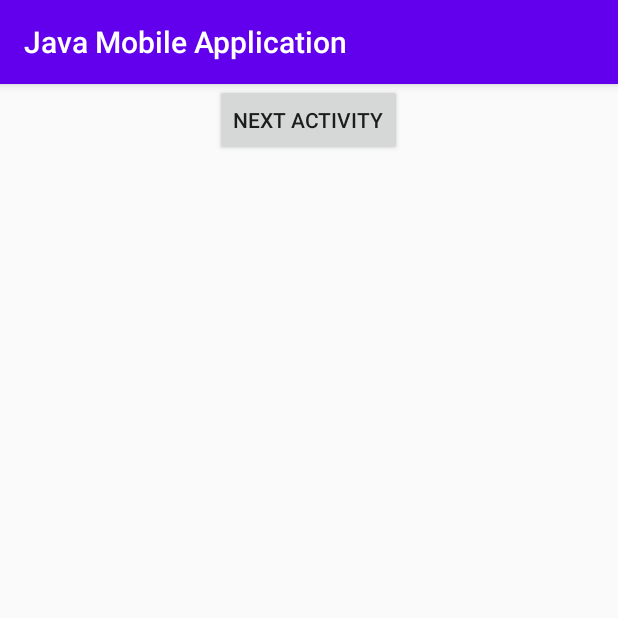
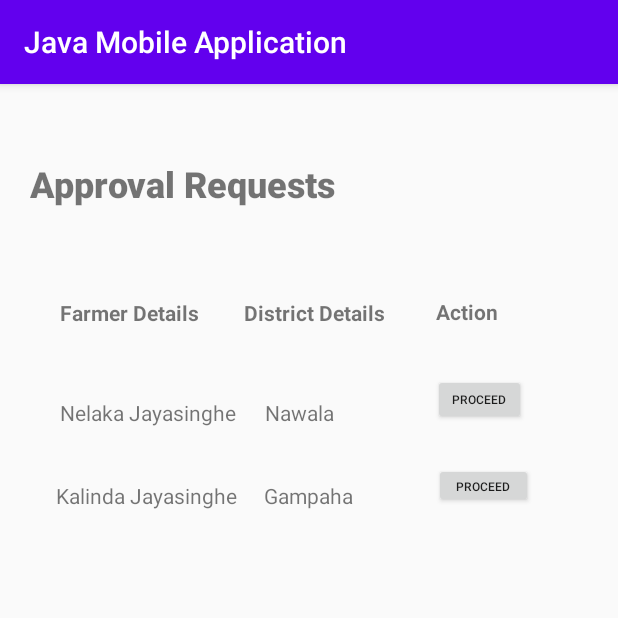
Before and after one commit to KalindaJ-debug/AIMS-Mobile-Application, an Android app: the screen it shows after launch (ApprovalMain), on a phone screen of 412 x 824 dp, the top half of it. Run offline under Robolectric (Android 15) with nearby library versions, the phone set to English and light mode, and no system bars.

Commit message:
Table Main Approval

```diff
--- a/app/src/main/java/com/example/javamobileapplication/ApprovalDescription.java
+++ b/app/src/main/java/com/example/javamobileapplication/ApprovalDescription.java
@@ -2,9 +2,12 @@ package com.example.javamobileapplication;
 
 import androidx.appcompat.app.AppCompatActivity;
 
+import android.content.Context;
 import android.content.Intent;
 import android.os.Bundle;
+import android.view.View;
 import android.widget.TextView;
+import android.widget.Toast;
 
 public class ApprovalDescription extends AppCompatActivity {
 
@@ -23,7 +26,31 @@ public class ApprovalDescription extends AppCompatActivity {
         harvest = (TextView) findViewById(R.id.txtHarvest);
 
         Intent intent = getIntent();
-//        String message = intent.getStringExtra(MainActivity.test);
-        farmerFirst.setText(intent.getStringExtra("test"));
+        farmerFirst.setText(intent.getStringExtra("farmerFirst"));
+        farmerLast.setText(intent.getStringExtra("farmerLast"));
+        district.setText(intent.getStringExtra("district"));
+        region.setText(intent.getStringExtra("region"));
+        submitDate.setText(intent.getStringExtra("submittedDate"));
+        harvest.setText(intent.getStringExtra("harvest"));
+    }
+
+    public void approve(View view){
+        showToast("Application Approved");
+        Intent intent = new Intent(this, ApprovalMain.class);
+        startActivity(intent);
+    }
+
+    public void decline(View view){
+        showToast("Application Declined");
+        Intent intent = new Intent(this, ApprovalMain.class);
+        startActivity(intent);
+    }
+
+    public void showToast(CharSequence text){
+        Context context = getApplicationContext();
+        int duration = Toast.LENGTH_SHORT;
+
+        Toast toast = Toast.makeText(context, text, duration);
+        toast.show();
     }
 }
--- a/app/src/main/java/com/example/javamobileapplication/ApprovalMain.java
+++ b/app/src/main/java/com/example/javamobileapplication/ApprovalMain.java
@@ -13,6 +13,7 @@ import android.view.View;
 public class ApprovalMain extends AppCompatActivity {
 
     private static Context context;
+    private SQLiteDatabase db;
 
     public static Context getAppContext() {
         return ApprovalMain.context;
@@ -24,8 +25,10 @@ public class ApprovalMain extends AppCompatActivity {
     @Override
     protected void onCreate(Bundle savedInstanceState) {
         super.onCreate(savedInstanceState);
+        setContentView(R.layout.activity_approval_main);
 
-//        SQLiteDatabase db = dbHelper.getWritableDatabase();
+        //dbHelper.onCreate(db);
+        //SQLiteDatabase db = dbHelper.getReadableDatabase();
 //
 //        // Create a new map of values, where column names are the keys
 //        ContentValues values = new ContentValues();
@@ -35,18 +38,41 @@ public class ApprovalMain extends AppCompatActivity {
 //        values.put(ApprovalDBHelper.Approval.COLUMN_NAME_REGION, "Region 1");
 //        values.put(ApprovalDBHelper.Approval.COLUMN_NAME_SUBMITTED_DATE, "01/08/2020");
 //        values.put(ApprovalDBHelper.Approval.COLUMN_NAME_HARVEST_AMOUNT, "23.45");
-//        values.put(ApprovalDBHelper.Approval.COLUMN_NAME_LAND, "68");
-//
 //
 //        // Insert the new row, returning the primary key value of the new row
 //        long newRowId = db.insert(ApprovalDBHelper.Approval.TABLE_NAME, null, values);
+    }
 
-        setContentView(R.layout.activity_approval_main);
+    public void proceedActivity1(View view) {
+        Intent intent = new Intent(this, ApprovalDescription.class);
+        intent.putExtra("farmerFirst", "Nelaka");
+        intent.putExtra("farmerLast", "Jayasinghe");
+        intent.putExtra("district", "Nawala");
+        intent.putExtra("region", "Region 1");
+        intent.putExtra("submittedDate", "06/09/2020");
+        intent.putExtra("harvest", "45.897");
+        startActivity(intent);
+    }
+
+    public void proceedActivity2(View view) {
+        Intent intent = new Intent(this, ApprovalDescription.class);
+        intent.putExtra("farmerFirst", "Kalinda");
+        intent.putExtra("farmerLast", "Jayasinghe");
+        intent.putExtra("district", "Gampaha");
+        intent.putExtra("region", "Region 2");
+        intent.putExtra("submittedDate", "05/12/2020");
+        intent.putExtra("harvest", "78.123");
+        startActivity(intent);
     }
 
     public void nextActivity(View view) {
         Intent intent = new Intent(this, ApprovalDescription.class);
-        intent.putExtra("test", "Test Value");
+        intent.putExtra("farmerFirst", "Nelaka");
+        intent.putExtra("farmerLast", "Jayasinghe");
+        intent.putExtra("district", "Nawala");
+        intent.putExtra("region", "Region 1");
+        intent.putExtra("submittedDate", "06/09/2020");
+        intent.putExtra("harvest", "45.897");
         startActivity(intent);
     }
 
--- a/app/src/main/res/layout/activity_approval_description.xml
+++ b/app/src/main/res/layout/activity_approval_description.xml
@@ -137,6 +137,7 @@
         android:layout_marginStart="60dp"
         android:layout_marginLeft="60dp"
         android:layout_marginBottom="90dp"
+        android:onClick="approve"
         android:text="@string/Approve"
         app:layout_constraintBottom_toBottomOf="parent"
         app:layout_constraintStart_toStartOf="parent" />
@@ -148,6 +149,7 @@
         android:layout_marginEnd="80dp"
         android:layout_marginRight="80dp"
         android:layout_marginBottom="90dp"
+        android:onClick="decline"
         android:text="@string/Deny"
         app:layout_constraintBottom_toBottomOf="parent"
         app:layout_constraintEnd_toEndOf="parent" />
--- a/app/src/main/res/layout/activity_approval_main.xml
+++ b/app/src/main/res/layout/activity_approval_main.xml
@@ -6,15 +6,123 @@
     android:layout_height="match_parent"
     tools:context=".ApprovalMain">
 
-    <Button
-        android:id="@+id/description"
+    <TextView
+        android:id="@+id/lblMain"
         android:layout_width="wrap_content"
         android:layout_height="wrap_content"
-        android:onClick="nextActivity"
-        android:text="Next Activity"
+        android:layout_marginStart="20dp"
+        android:layout_marginLeft="20dp"
+        android:layout_marginTop="50dp"
+        android:fontFamily="sans-serif-black"
+        android:text="@string/approval"
+        android:textSize="24sp"
+        app:layout_constraintStart_toStartOf="parent"
+        app:layout_constraintTop_toTopOf="parent" />
+
+    <TextView
+        android:id="@+id/lblFarmerDetails"
+        android:layout_width="wrap_content"
+        android:layout_height="wrap_content"
+        android:layout_marginStart="40dp"
+        android:layout_marginLeft="40dp"
+        android:layout_marginTop="60dp"
+        android:text="@string/farmer"
+        android:textStyle="bold"
+        app:layout_constraintStart_toStartOf="parent"
+        app:layout_constraintTop_toBottomOf="@+id/lblMain" />
+
+    <TextView
+        android:id="@+id/lblDistrictDetails"
+        android:layout_width="wrap_content"
+        android:layout_height="wrap_content"
+        android:layout_marginStart="30dp"
+        android:layout_marginLeft="30dp"
+        android:layout_marginTop="60dp"
+        android:text="@string/districtTable"
+        android:textStyle="bold"
+        app:layout_constraintStart_toEndOf="@+id/lblFarmerDetails"
+        app:layout_constraintTop_toBottomOf="@+id/lblMain" />
+
+    <TextView
+        android:id="@+id/lblAction"
+        android:layout_width="wrap_content"
+        android:layout_height="wrap_content"
+        android:layout_marginTop="142dp"
+        android:layout_marginEnd="80dp"
+        android:layout_marginRight="80dp"
+        android:text="@string/action"
+        android:textStyle="bold"
         app:layout_constraintEnd_toEndOf="parent"
-        app:layout_constraintHorizontal_bias="0.498"
+        app:layout_constraintTop_toTopOf="parent" />
+
+    <Button
+        android:id="@+id/button2"
+        android:layout_width="62dp"
+        android:layout_height="34dp"
+        android:layout_marginStart="66dp"
+        android:layout_marginLeft="66dp"
+        android:layout_marginTop="32dp"
+        android:onClick="proceedActivity1"
+        android:text="Proceed"
+        android:textSize="8sp"
+        app:layout_constraintStart_toEndOf="@+id/textView12"
+        app:layout_constraintTop_toBottomOf="@+id/lblAction" />
+
+    <Button
+        android:id="@+id/button4"
+        android:layout_width="66dp"
+        android:layout_height="30dp"
+        android:layout_marginStart="54dp"
+        android:layout_marginLeft="54dp"
+        android:layout_marginTop="25dp"
+        android:onClick="proceedActivity2"
+        android:text="Proceed"
+        android:textSize="8sp"
+        app:layout_constraintStart_toEndOf="@+id/textView14"
+        app:layout_constraintTop_toBottomOf="@+id/button2" />
+
+    <TextView
+        android:id="@+id/textView11"
+        android:layout_width="wrap_content"
+        android:layout_height="wrap_content"
+        android:layout_marginStart="40dp"
+        android:layout_marginLeft="40dp"
+        android:layout_marginTop="47dp"
+        android:text="Nelaka Jayasinghe"
         app:layout_constraintStart_toStartOf="parent"
-        tools:layout_editor_absoluteY="613dp" />
+        app:layout_constraintTop_toBottomOf="@+id/lblFarmerDetails" />
+
+    <TextView
+        android:id="@+id/textView12"
+        android:layout_width="wrap_content"
+        android:layout_height="wrap_content"
+        android:layout_marginStart="19dp"
+        android:layout_marginLeft="19dp"
+        android:layout_marginTop="47dp"
+        android:text="Nawala"
+        app:layout_constraintStart_toEndOf="@+id/textView11"
+        app:layout_constraintTop_toBottomOf="@+id/lblDistrictDetails" />
+
+    <TextView
+        android:id="@+id/textView13"
+        android:layout_width="wrap_content"
+        android:layout_height="wrap_content"
+        android:layout_marginStart="37dp"
+        android:layout_marginLeft="37dp"
+        android:layout_marginTop="36dp"
+        android:text="Kalinda Jayasinghe"
+        app:layout_constraintStart_toStartOf="parent"
+        app:layout_constraintTop_toBottomOf="@+id/textView11" />
+
+    <TextView
+        android:id="@+id/textView14"
+        android:layout_width="wrap_content"
+        android:layout_height="wrap_content"
+        android:layout_marginStart="18dp"
+        android:layout_marginLeft="18dp"
+        android:layout_marginTop="36dp"
+        android:text="Gampaha"
+        app:layout_constraintStart_toEndOf="@+id/textView13"
+        app:layout_constraintTop_toBottomOf="@+id/textView12" />
 
 </androidx.constraintlayout.widget.ConstraintLayout>
--- a/app/src/main/res/values/strings.xml
+++ b/app/src/main/res/values/strings.xml
@@ -8,4 +8,8 @@
     <string name="harvestedLand">Harvested Land</string>
     <string name="Approve">Approve</string>
     <string name="Deny">Deny</string>
+    <string name="approval">Approval Requests</string>
+    <string name="farmer">Farmer Details</string>
+    <string name="districtTable">District Details</string>
+    <string name="action">Action</string>
 </resources>
```
